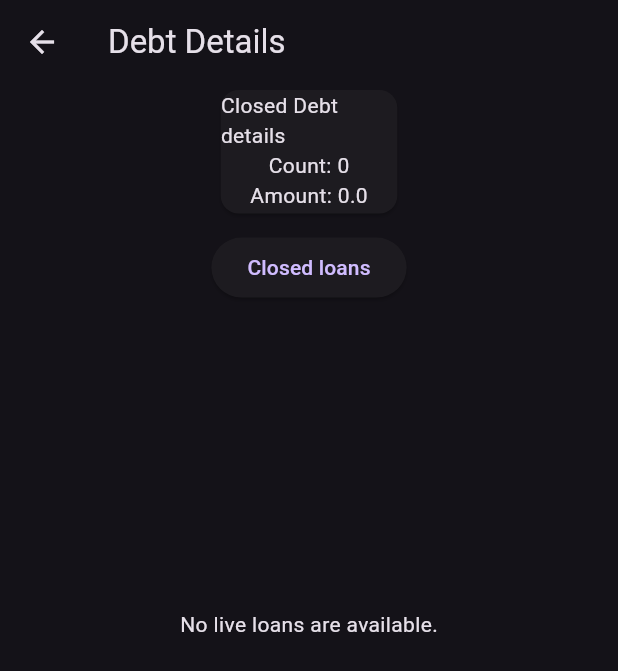
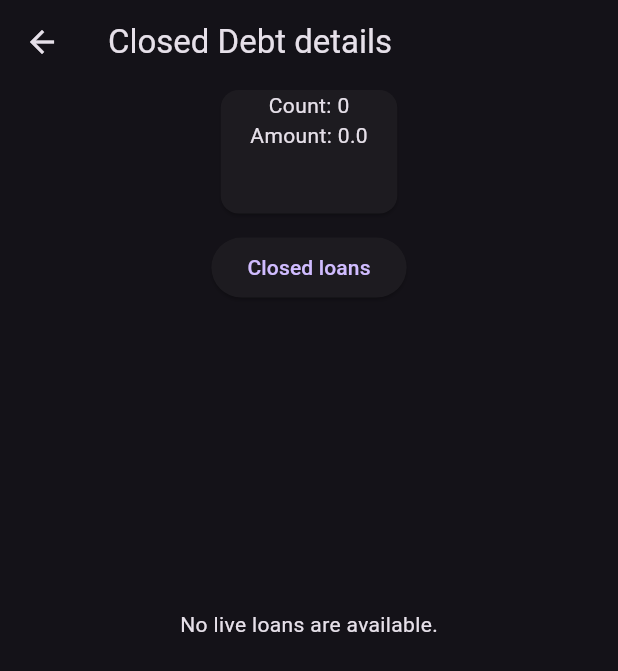
Before and after one commit to somanaga96/athikarai_emi, a Flutter app: the DebtDetailPage screen opened directly, after a tap on "Open loans", on a phone screen of 412 x 824 dp. Shown: the top 671 px of the screen. Run offline on Flutter 3.47's test engine with Material 3 defaults, Android fonts, the phone set to English and light mode, and no system bars; our stand-ins replace cloud_firestore, firebase_core; accounts and stored records are empty.

Commit message:
User open closed transaction details upated

```diff
--- a/lib/components/page/home/debts/debt_detail_page.dart
+++ b/lib/components/page/home/debts/debt_detail_page.dart
@@ -29,7 +29,9 @@ class _DebtDetailPageState extends State<DebtDetailPage> {
     return Consumer<Global>(
       builder: (context, global, child) => Scaffold(
         appBar: AppBar(
-          title: const Text('Debt Details'),
+          title: Text(
+            showFirstView ? 'Live Debt details' : 'Closed Debt details',
+          ),
         ),
         body: SingleChildScrollView(
           scrollDirection: Axis.vertical,
@@ -48,11 +50,6 @@ class _DebtDetailPageState extends State<DebtDetailPage> {
                           children: [
                             Column(
                               children: [
-                                Text(
-                                  showFirstView
-                                      ? 'Live Debt details'
-                                      : 'Closed Debt details',
-                                ),
                                 Text(
                                     'Count: ${showFirstView ? global.debtLiveCount : global.debtClosedCount}'),
                                 Text(
--- a/lib/components/page/home/user_debt/user_live_loans.dart
+++ b/lib/components/page/home/user_debt/user_live_loans.dart
@@ -19,6 +19,8 @@ class _UserLiveLoansState extends State<UserLiveLoans> {
   @override
   void initState() {
     super.initState();
+    Provider.of<Global>(context, listen: false).fetchUserDebtList(widget.name);
+    // fetchUserDebtList
     fetchData();
   }
 
--- a/lib/components/page/home/user_debt/user_loans.dart
+++ b/lib/components/page/home/user_debt/user_loans.dart
@@ -47,7 +47,9 @@ class _UserLoansState extends State<UserLoans> {
                         child: Column(
                           children: [
                             Text(
-                              showFirstView ? 'Live Debt details' : 'Closed Debt details',
+                              showFirstView
+                                  ? 'Live Debt details'
+                                  : 'Closed Debt details',
                             ),
                             Text(
                                 'Count :${showFirstView ? global.userLiveDebtCount : global.userClosedDebtCount}'),
```
